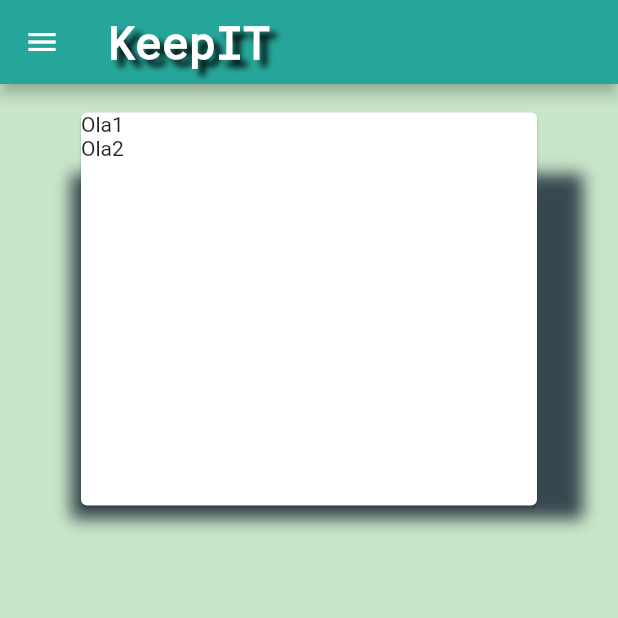
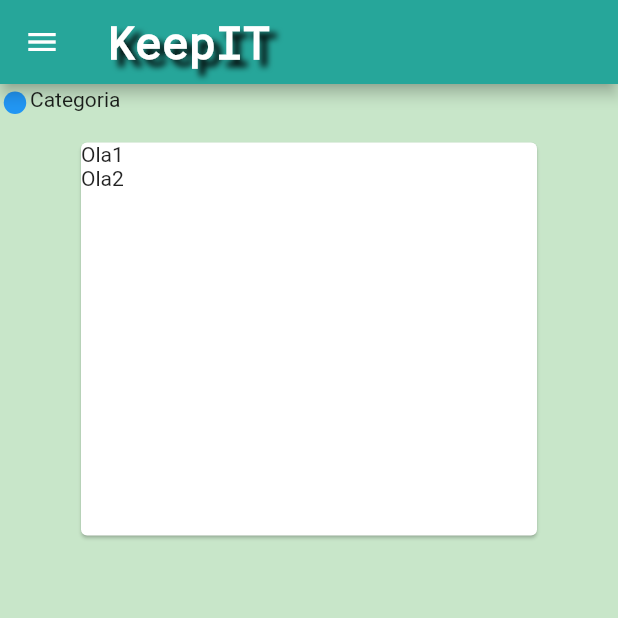
Before and after one commit to Talig81/KeepIT, a Flutter app: the Dashboard screen opened directly, on a phone screen of 412 x 824 dp, the top half of it. Run offline on Flutter 3.47's test engine with Material 2 defaults, Android fonts, the phone set to English and light mode, and no system bars.

Commit message:
inicio das categorias

```diff
--- a/lib/Dashboard/main_dash.dart
+++ b/lib/Dashboard/main_dash.dart
@@ -23,7 +23,7 @@ class _Dashboard extends State<Dashboard> {
           style: new TextStyle(
             fontFamily: 'RobotoMono',
             fontSize: 30,
-            wordSpacing: 7,
+            wordSpacing: 15,
             fontWeight: FontWeight.bold,
             shadows: <Shadow>[
               Shadow(
@@ -37,22 +37,48 @@ class _Dashboard extends State<Dashboard> {
         backgroundColor: Colors.teal[400],
       ),
       drawer: DrawerStyle(),
-      body: receipts(context),
+      body: Column(
+        children: <Widget>[
+          categories(context),
+          receipts(context),
+        ],
+      ),
     );
   }
+
+  Widget categories(BuildContext context) => new Row(
+          children: <Widget>[
+            Row(
+              children: <Widget>[
+                Container(
+                  padding: EdgeInsets.only(top:5),
+                  width: 20,
+                  height: 20,
+                  child: FloatingActionButton(
+                    mini: true,
+                    backgroundColor: Colors.blue,
+                    elevation: 0,
+                    onPressed: () => {},
+                  ),
+                ),
+                Text('Categoria')
+              ],
+            ),
+          ],
+        );
 
   Widget receipts(BuildContext context) => new Container(
         padding: EdgeInsets.symmetric(vertical: 15, horizontal: 50),
         constraints: BoxConstraints(maxWidth: 450, maxHeight: 300),
-        decoration: BoxDecoration(
-          boxShadow: [
-            BoxShadow(
-                color: Colors.blueGrey[800],
-                offset: Offset(12, 25.0),
-                blurRadius: 8,
-                spreadRadius: -35),
-          ],
-        ),
+        // decoration: BoxDecoration(
+        //   boxShadow: [
+        //     BoxShadow(
+        //         color: Colors.blueGrey[800],
+        //         offset: Offset(12, 25.0),
+        //         blurRadius: 8,
+        //         spreadRadius: -35),
+        //   ],
+        // ),
         child: Card(
           child: ListView(
             children: <Widget>[
```
Also changed, not shown: 9 other files.
